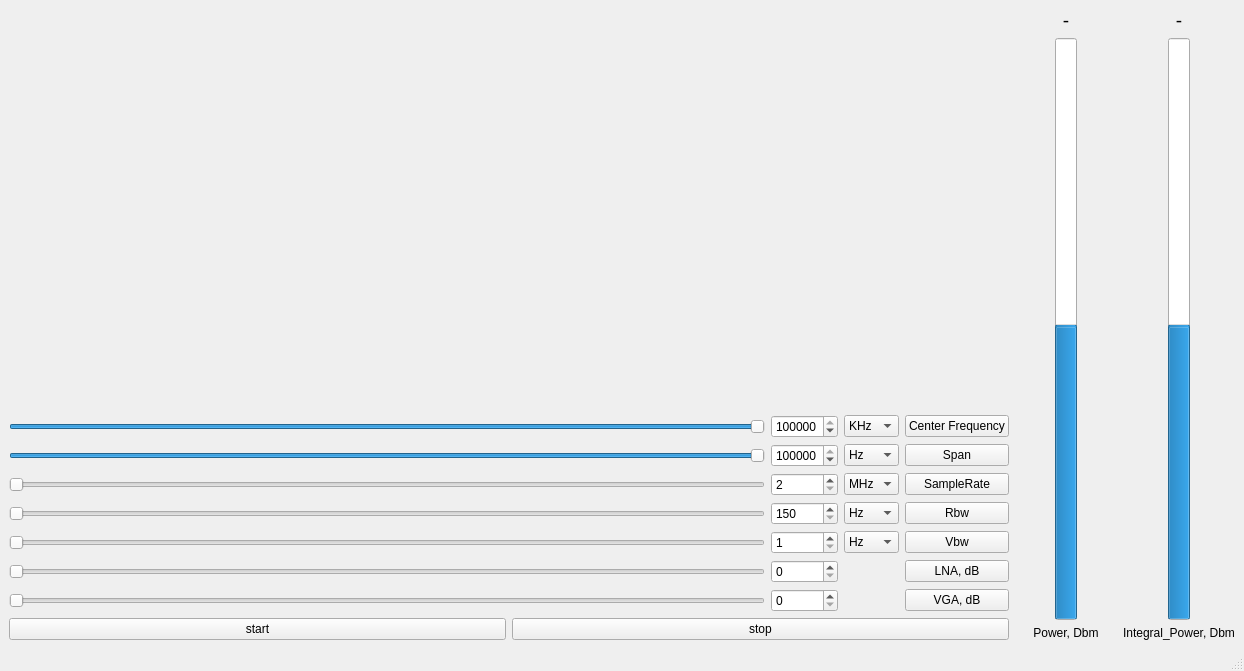
Old version of the form mainwindow.ui in the repository Unsainted38/HackRFSpectrumAnalyzer.
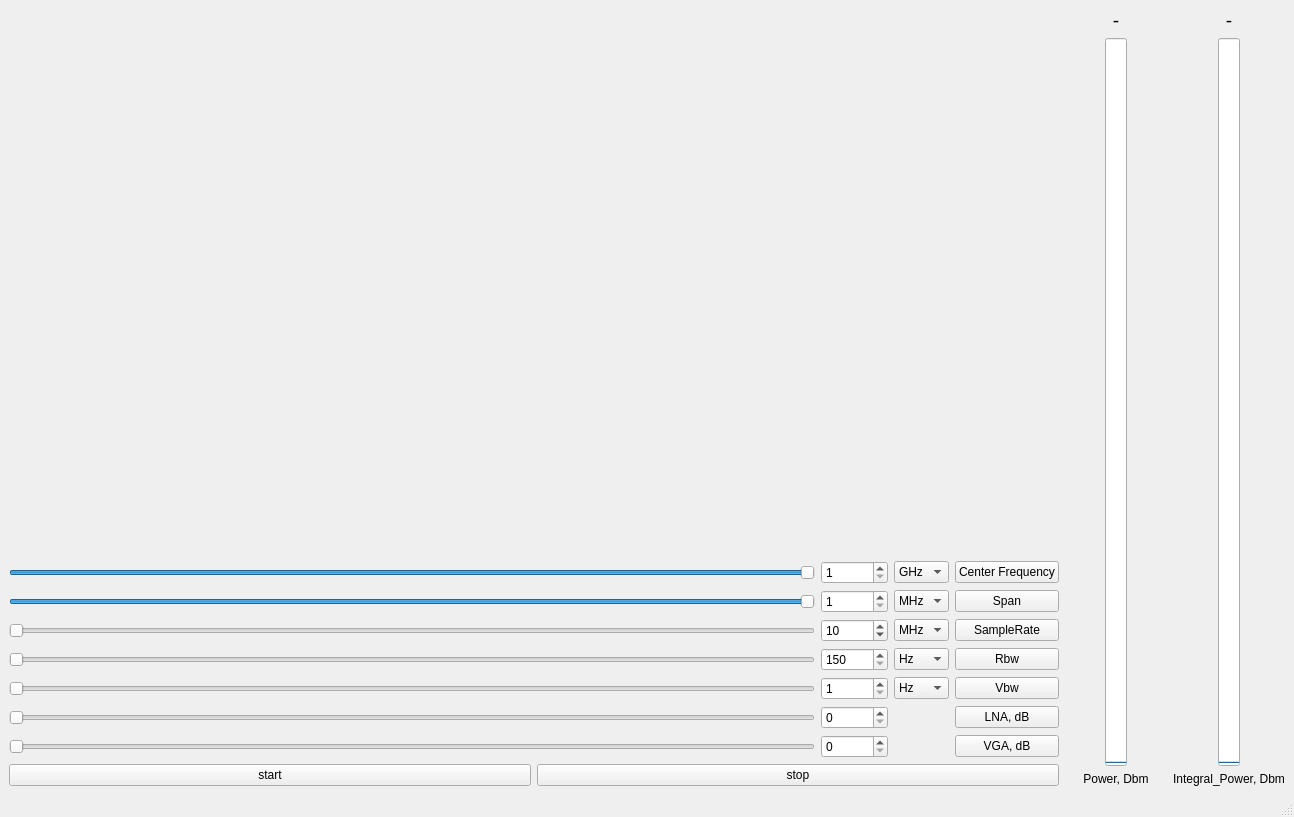
New version of the form. Custom widgets are drawn as their Qt base class.

What changed in the file:
```diff
--- a/mainwindow.ui
+++ b/mainwindow.ui
@@ -6,8 +6,8 @@
    <rect>
     <x>0</x>
     <y>0</y>
-    <width>858</width>
-    <height>537</height>
+    <width>1294</width>
+    <height>817</height>
    </rect>
   </property>
   <property name="windowTitle">
@@ -163,7 +163,7 @@
              <double>20000000.000000000000000</double>
             </property>
             <property name="value">
-             <double>2000000.000000000000000</double>
+             <double>1.000000000000000</double>
             </property>
            </widget>
           </item>
@@ -195,6 +195,9 @@
           </item>
           <item row="0" column="2">
            <widget class="QComboBox" name="Freq_comboBox">
+            <property name="currentIndex">
+             <number>2</number>
+            </property>
             <item>
              <property name="text">
               <string>KHz</string>
@@ -236,7 +239,7 @@
              <enum>QAbstractSpinBox::StepType::AdaptiveDecimalStepType</enum>
             </property>
             <property name="value">
-             <double>1000000.000000000000000</double>
+             <double>1.000000000000000</double>
             </property>
            </widget>
           </item>
@@ -307,6 +310,9 @@
           </item>
           <item row="1" column="2">
            <widget class="QComboBox" name="Span_comboBox">
+            <property name="currentIndex">
+             <number>2</number>
+            </property>
             <item>
              <property name="text">
               <string>Hz</string>
@@ -352,6 +358,9 @@
             <property name="stepType">
              <enum>QAbstractSpinBox::StepType::DefaultStepType</enum>
             </property>
+            <property name="value">
+             <double>10.000000000000000</double>
+            </property>
            </widget>
           </item>
           <item row="6" column="1">
@@ -551,7 +560,10 @@
           <item>
            <widget class="QProgressBar" name="power_progressBar">
             <property name="minimum">
-             <number>-100</number>
+             <number>0</number>
+            </property>
+            <property name="maximum">
+             <number>100</number>
             </property>
             <property name="value">
              <number>0</number>
@@ -629,7 +641,10 @@
           <item>
            <widget class="QProgressBar" name="integral_power_progressBar">
             <property name="minimum">
-             <number>-100</number>
+             <number>0</number>
+            </property>
+            <property name="maximum">
+             <number>100</number>
             </property>
             <property name="value">
              <number>0</number>
```
Left out of the diff: 2 changed lines with no effect on the pictures.
